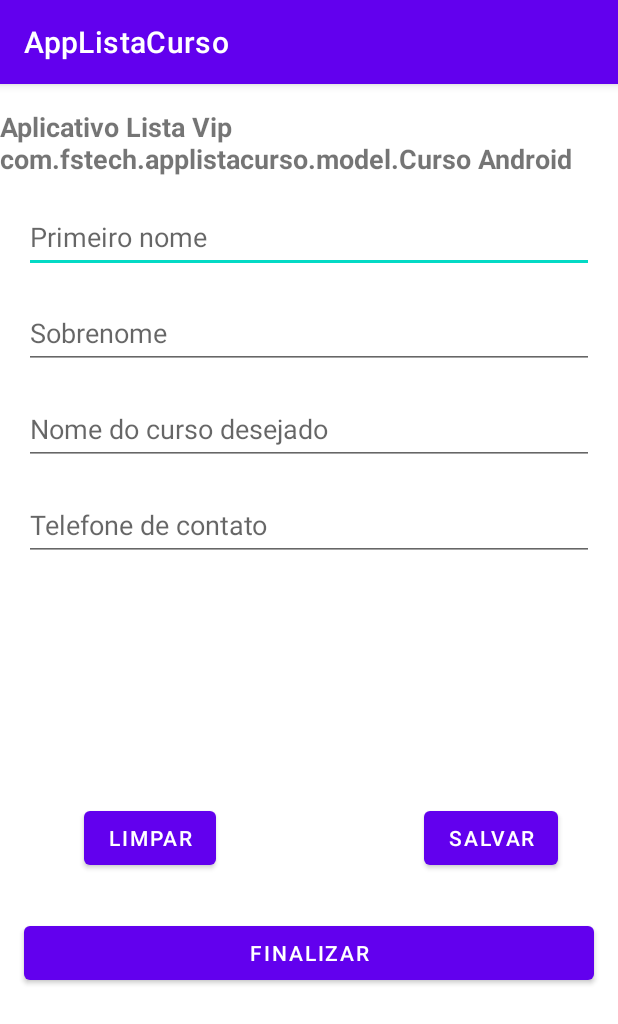
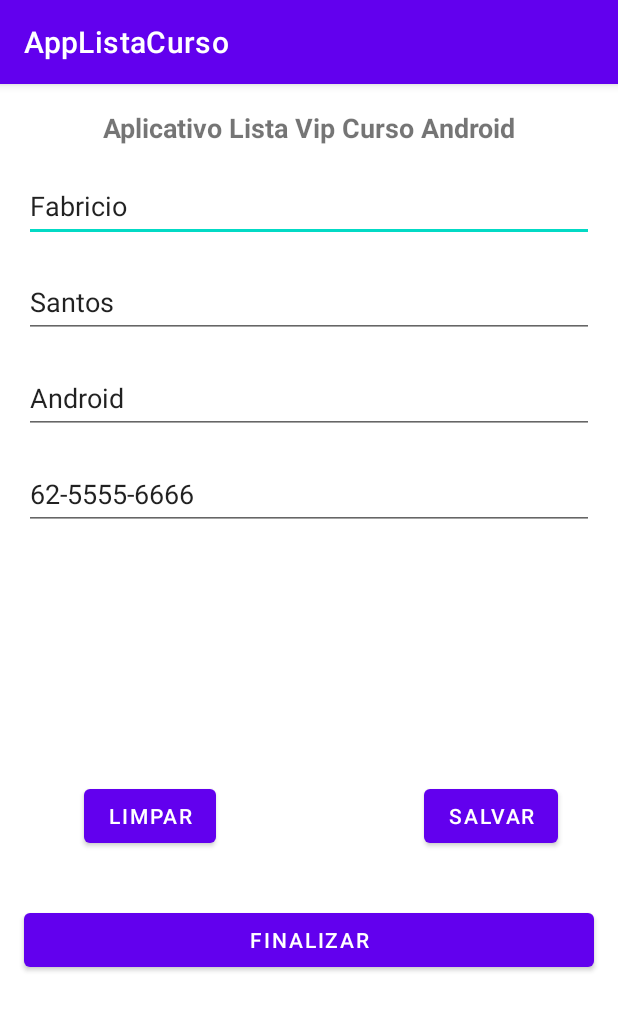
Before and after one commit to FabricioFernandesSantos/Desenvolvimento-Android-2023, an Android app: the screen it shows after launch (MainActivity), on a phone screen of 412 x 824 dp. Shown: the top 1024 px of the screen. Run offline under Robolectric (Android 15) with nearby library versions, the phone set to English and light mode, and no system bars.

Commit message:
Layout no java

```diff
--- a/AppListaCurso/app/src/main/java/com/fstech/applistacurso/view/MainActivity.java
+++ b/AppListaCurso/app/src/main/java/com/fstech/applistacurso/view/MainActivity.java
@@ -3,7 +3,9 @@
 import androidx.appcompat.app.AppCompatActivity;
 
 import android.os.Bundle;
+import android.util.Log;
 import android.widget.Button;
+import android.widget.EditText;
 
 import com.fstech.applistacurso.R;
 import com.fstech.applistacurso.model.Pessoa;
@@ -12,6 +14,21 @@
 public class MainActivity extends AppCompatActivity {
 
     Pessoa pessoa;
+    Pessoa outraPessoa;
+
+    String dadosPessoa;
+    String dadosOutraPessoa;
+
+    EditText editPrimeiroNome;
+    EditText editSobrenomeAluno;
+    EditText editNomeCurso;
+    EditText editTelefoneContato;
+
+    Button btnLimpar;
+    Button btnSalvar;
+    Button btnFinalizar;
+
+
 
     @Override
     protected void onCreate(Bundle savedInstanceState) {
@@ -24,5 +41,49 @@
         pessoa.setCursoDesejado("Android");
         pessoa.setTelefoneContato("62-5555-6666");
 
+        outraPessoa = new Pessoa();
+        outraPessoa.setPrimeiroNome("Julia");
+        outraPessoa.setSobreNome("Stival");
+        outraPessoa.setCursoDesejado("Java");
+        outraPessoa.setTelefoneContato("62-5555-7777");
+
+        editPrimeiroNome = findViewById(R.id.editPrimeiroNome);
+        editSobrenomeAluno = findViewById(R.id.editSobrenomeAluno);
+        editNomeCurso = findViewById(R.id.editNomeCurso);
+        editTelefoneContato = findViewById(R.id.editTelefoneContato);
+
+        btnLimpar = findViewById(R.id.btnLimpar);
+        btnSalvar = findViewById(R.id.btnSalvar);
+        btnFinalizar = findViewById(R.id.btnFinalizar);
+
+
+        editPrimeiroNome.setText(pessoa.getPrimeiroNome());
+        editSobrenomeAluno.setText(pessoa.getSobreNome());
+        editNomeCurso.setText(pessoa.getCursoDesejado());
+        editTelefoneContato.setText(pessoa.getTelefoneContato());
+
+
+/*
+        dadosPessoa = "Primeiro nome: ";
+        dadosPessoa += pessoa.getPrimeiroNome();
+        dadosPessoa += " Sobrenome: ";
+        dadosPessoa += pessoa.getSobreNome();
+        dadosPessoa += " Curso DEsejado: ";
+        dadosPessoa += pessoa.getCursoDesejado();
+        dadosPessoa += " Telefone de contato: ";
+        dadosPessoa += pessoa.getTelefoneContato();
+
+        dadosOutraPessoa = "Primeiro nome: ";
+        dadosOutraPessoa += outraPessoa.getPrimeiroNome();
+        dadosOutraPessoa += " Sobrenome: ";
+        dadosOutraPessoa += outraPessoa.getSobreNome();
+        dadosOutraPessoa += " Curso DEsejado: ";
+        dadosOutraPessoa += outraPessoa.getCursoDesejado();
+        dadosOutraPessoa += " Telefone de contato: ";
+        dadosOutraPessoa += outraPessoa.getTelefoneContato();
+*/
+        Log.i("POOAndroid",pessoa.toString());
+        Log.i("POOAndroid",outraPessoa.toString());
+
     }
 }
--- a/AppListaCurso/app/src/main/res/layout/activity_main.xml
+++ b/AppListaCurso/app/src/main/res/layout/activity_main.xml
@@ -7,7 +7,7 @@
     tools:context=".view.MainActivity">
 
     <TextView
-        android:id="@+id/txtTitulo"
+        android:id="@+id/txtTituloApp"
         android:layout_width="wrap_content"
         android:layout_height="wrap_content"
         android:text="@string/txt_Titulo"
@@ -28,11 +28,11 @@
         android:hint="@string/txt_hint_edit_promeiro_nome"
         android:inputType="textPersonName"
         app:layout_constraintStart_toStartOf="parent"
-        app:layout_constraintTop_toBottomOf="@+id/txtTitulo"
+        app:layout_constraintTop_toBottomOf="@+id/txtTituloApp"
         android:importantForAutofill="no" />
 
     <EditText
-        android:id="@+id/editSobrenome"
+        android:id="@+id/editSobrenomeAluno"
         android:layout_width="match_parent"
         android:layout_height="48dp"
         android:layout_margin="16dp"
@@ -44,7 +44,7 @@
         app:layout_constraintTop_toBottomOf="@+id/editPrimeiroNome" />
 
     <EditText
-        android:id="@+id/editCurso"
+        android:id="@+id/editNomeCurso"
         android:layout_width="match_parent"
         android:layout_height="48dp"
         android:layout_margin="16dp"
@@ -54,10 +54,10 @@
         app:layout_constraintEnd_toEndOf="parent"
         app:layout_constraintHorizontal_bias="0.031"
         app:layout_constraintStart_toStartOf="parent"
-        app:layout_constraintTop_toBottomOf="@+id/editSobrenome" />
+        app:layout_constraintTop_toBottomOf="@+id/editSobrenomeAluno" />
 
     <EditText
-        android:id="@+id/editContato"
+        android:id="@+id/editTelefoneContato"
         android:layout_width="match_parent"
         android:layout_height="48dp"
         android:layout_margin="16dp"
@@ -67,7 +67,7 @@
         app:layout_constraintEnd_toEndOf="parent"
         app:layout_constraintHorizontal_bias="0.031"
         app:layout_constraintStart_toStartOf="parent"
-        app:layout_constraintTop_toBottomOf="@+id/editCurso" />
+        app:layout_constraintTop_toBottomOf="@+id/editNomeCurso" />
 
     <Button
         android:id="@+id/btnLimpar"
@@ -78,7 +78,7 @@
         android:text="@string/txt_button_limpar"
         app:layout_constraintBottom_toTopOf="@+id/btnFinalizar"
         app:layout_constraintStart_toStartOf="parent"
-        app:layout_constraintTop_toBottomOf="@+id/editContato" />
+        app:layout_constraintTop_toBottomOf="@+id/editTelefoneContato" />
 
     <Button
         android:id="@+id/btnSalvar"
@@ -91,7 +91,7 @@
         app:layout_constraintEnd_toEndOf="parent"
         app:layout_constraintHorizontal_bias="0.854"
         app:layout_constraintStart_toEndOf="@+id/btnLimpar"
-        app:layout_constraintTop_toBottomOf="@+id/editContato" />
+        app:layout_constraintTop_toBottomOf="@+id/editTelefoneContato" />
 
     <Button
         android:id="@+id/btnFinalizar"
@@ -102,7 +102,7 @@
         app:layout_constraintBottom_toBottomOf="parent"
         app:layout_constraintEnd_toEndOf="parent"
         app:layout_constraintStart_toStartOf="parent"
-        app:layout_constraintTop_toBottomOf="@+id/editContato"
+        app:layout_constraintTop_toBottomOf="@+id/editTelefoneContato"
         app:layout_constraintVertical_bias="0.598"
         tools:ignore="HardcodedText" />
 
--- a/AppListaCurso/app/src/main/res/values/strings.xml
+++ b/AppListaCurso/app/src/main/res/values/strings.xml
@@ -1,6 +1,6 @@
 <resources>
     <string name="app_name">AppListaCurso</string>
-    <string name="txt_Titulo">Aplicativo Lista Vip com.fstech.applistacurso.model.Curso Android</string>
+    <string name="txt_Titulo">Aplicativo Lista Vip Curso Android</string>
     <string name="txt_hint_edit_promeiro_nome">Primeiro nome</string>
     <string name="txt_hint_sobrenome">Sobrenome</string>
     <string name="txt_hint_curso_desejado">Nome do curso desejado</string>
```
